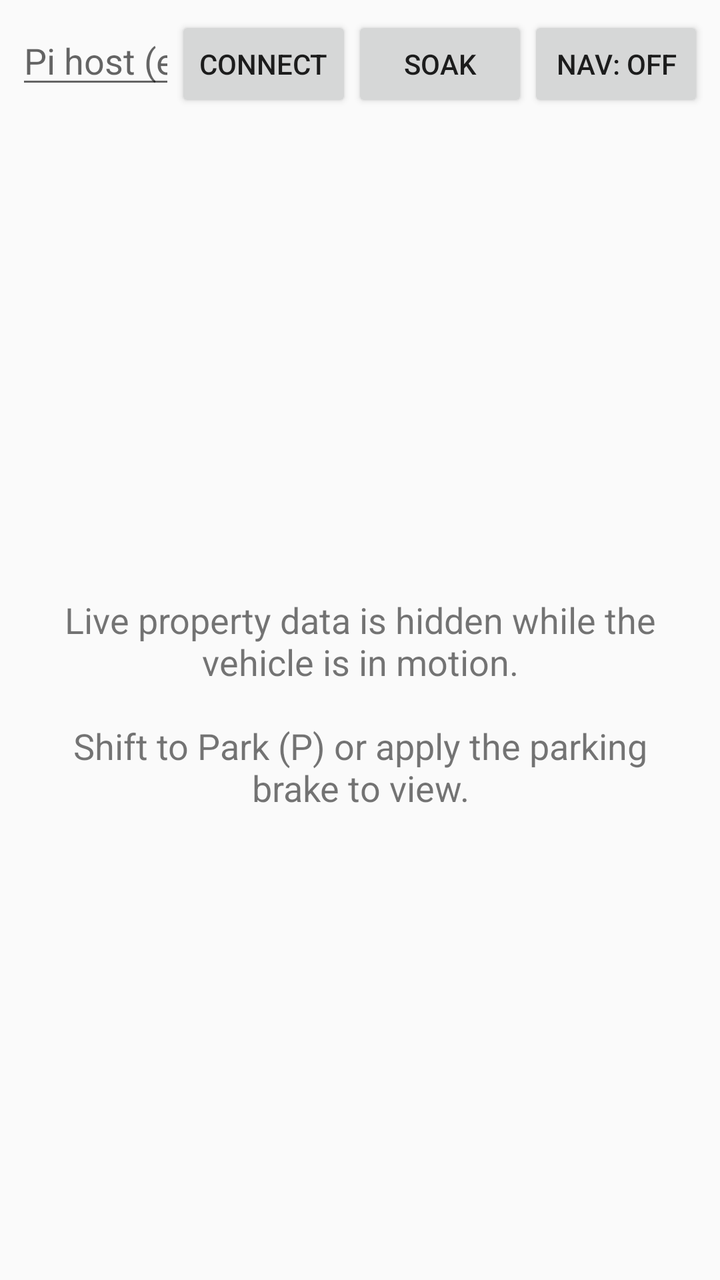
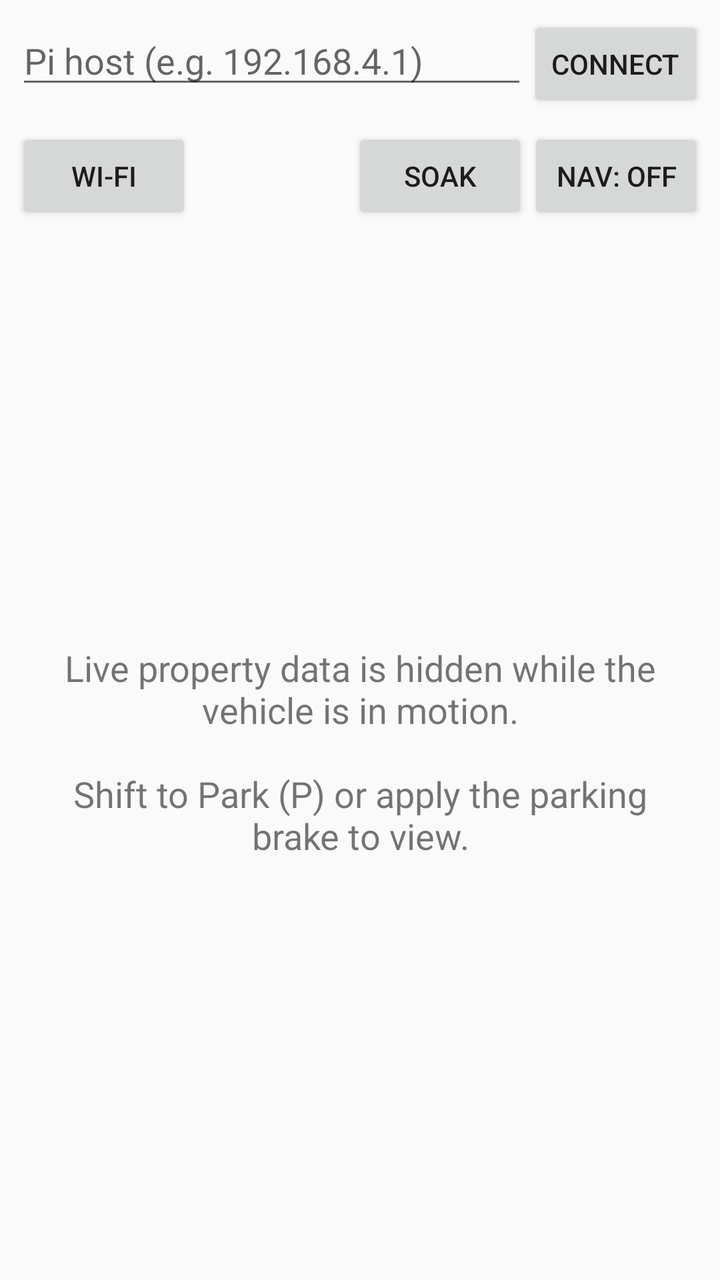

Compare the two renders of this Android layout. The source of the first and the diff that turns it into the second are given below.
<!-- AndroidManifest.xml: activity theme Theme.Ex30Companion.Main -->
<!-- res/layout/activity_main.xml -->
<?xml version="1.0" encoding="utf-8"?>
<LinearLayout xmlns:android="http://schemas.android.com/apk/res/android"
    android:layout_width="match_parent"
    android:layout_height="match_parent"
    android:orientation="vertical">

    <LinearLayout
        android:layout_width="match_parent"
        android:layout_height="wrap_content"
        android:orientation="horizontal"
        android:padding="8dp">

        <EditText
            android:id="@+id/host_input"
            android:layout_width="0dp"
            android:layout_height="wrap_content"
            android:layout_weight="1"
            android:hint="Pi host (e.g. 10.0.0.42)"
            android:imeOptions="actionDone"
            android:inputType="textUri"
            android:singleLine="true" />

        <Button
            android:id="@+id/host_apply"
            android:layout_width="wrap_content"
            android:layout_height="wrap_content"
            android:text="Connect" />

        <Button
            android:id="@+id/soak_toggle"
            android:layout_width="wrap_content"
            android:layout_height="wrap_content"
            android:text="Soak" />

        <Button
            android:id="@+id/nav_toggle"
            android:layout_width="wrap_content"
            android:layout_height="wrap_content"
            android:text="Nav: OFF" />
    </LinearLayout>

    <FrameLayout
        android:layout_width="match_parent"
        android:layout_height="0dp"
        android:layout_weight="1">

        <androidx.recyclerview.widget.RecyclerView
            android:id="@+id/list"
            android:layout_width="match_parent"
            android:layout_height="match_parent"
            android:padding="8dp"
            android:scrollbars="vertical"
            android:visibility="gone" />

        <TextView
            android:id="@+id/parked_card"
            android:layout_width="match_parent"
            android:layout_height="match_parent"
            android:gravity="center"
            android:padding="32dp"
            android:textSize="18sp"
            android:text="@string/parked_only_message" />
    </FrameLayout>
</LinearLayout>
<!-- resources referenced by this layout -->
<resources>
  <string name="parked_only_message">Live property data is hidden while the vehicle is in motion.\n\nShift to Park (P) or apply the parking brake to view.</string>
  <style name="Theme.Ex30Companion.Main" parent="Theme.AppCompat.DayNight" />
</resources>

<!-- the commit's change to res/layout/activity_main.xml (unified diff, before → after) -->
@@ -15,7 +15,7 @@
             android:layout_width="0dp"
             android:layout_height="wrap_content"
             android:layout_weight="1"
-            android:hint="Pi host (e.g. 10.0.0.42)"
+            android:hint="@string/pi_host_hint"
             android:imeOptions="actionDone"
             android:inputType="textUri"
             android:singleLine="true" />
@@ -25,6 +25,28 @@
             android:layout_width="wrap_content"
             android:layout_height="wrap_content"
             android:text="Connect" />
+    </LinearLayout>
+
+    <LinearLayout
+        android:layout_width="match_parent"
+        android:layout_height="wrap_content"
+        android:gravity="center_vertical"
+        android:orientation="horizontal"
+        android:paddingHorizontal="8dp">
+
+        <Button
+            android:id="@+id/wifi_setup"
+            android:layout_width="wrap_content"
+            android:layout_height="wrap_content"
+            android:text="@string/wifi_setup" />
+
+        <TextView
+            android:id="@+id/wifi_status"
+            android:layout_width="0dp"
+            android:layout_height="wrap_content"
+            android:layout_weight="1"
+            android:accessibilityLiveRegion="polite"
+            android:paddingHorizontal="8dp" />
 
         <Button
             android:id="@+id/soak_toggle"
<!-- resource entries referenced after the edit -->
@@ -1,6 +1,8 @@
 <!-- resources referenced by this layout -->
 <resources>
   <string name="parked_only_message">Live property data is hidden while the vehicle is in motion.\n\nShift to Park (P) or apply the parking brake to view.</string>
+  <string name="pi_host_hint">Pi host (e.g. 192.168.4.1)</string>
+  <string name="wifi_setup">Wi-Fi</string>
   <style name="Theme.Ex30Companion.Main" parent="Theme.AppCompat.DayNight" />
 </resources>
 
